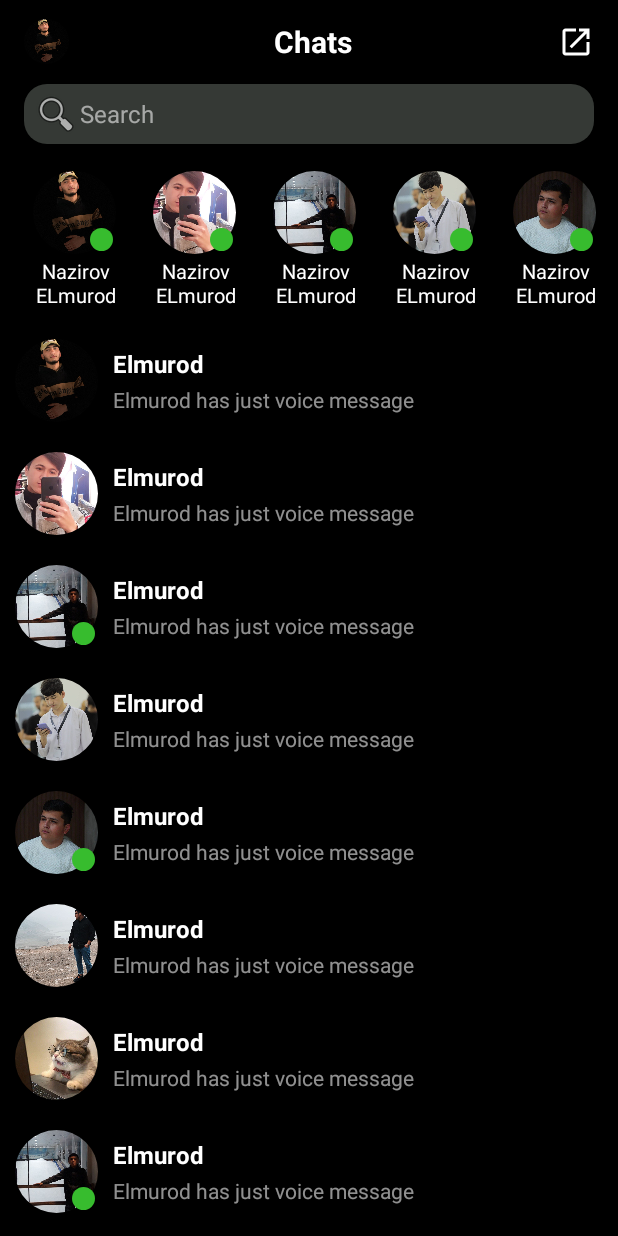
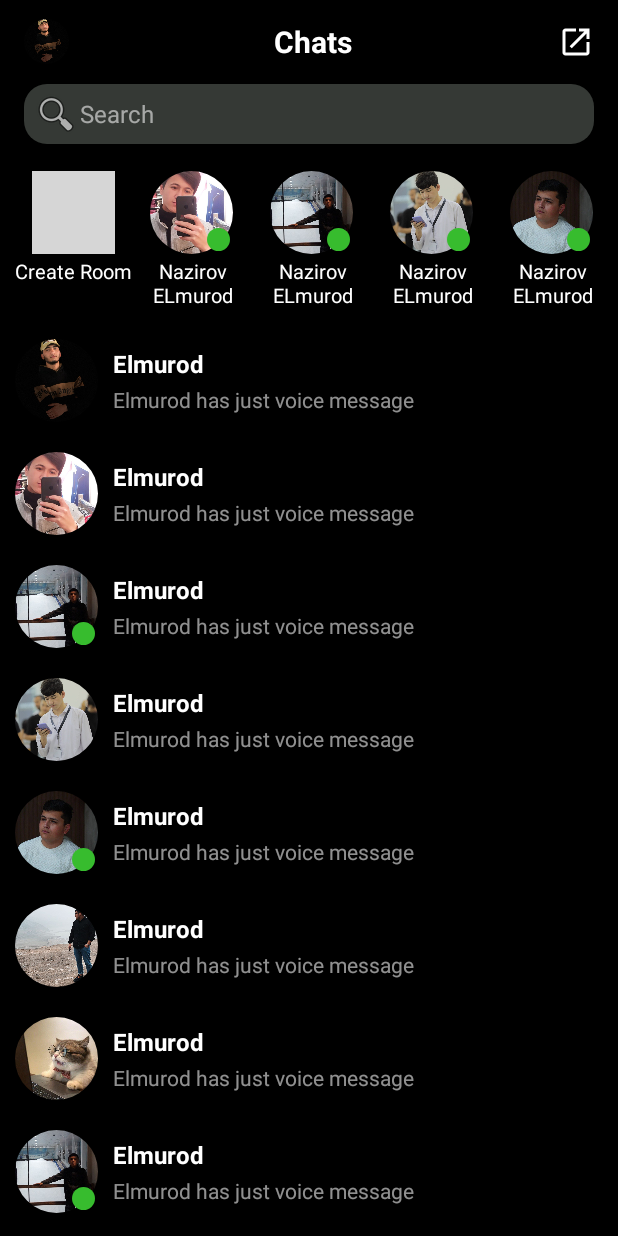
Before and after one commit to Naziro-v/MessengerUI, an Android app: the screen it shows after launch (MainActivity), on a phone screen of 412 x 824 dp. Run offline under Robolectric (Android 15) with nearby library versions, the phone set to English and light mode, and no system bars; grey boxes are pictures that could not be loaded.

Commit message:
Added Create Room

```diff
--- a/app/src/main/java/com/nazirov/messengerui/activity/MainActivity.kt
+++ b/app/src/main/java/com/nazirov/messengerui/activity/MainActivity.kt
@@ -31,7 +31,7 @@ class MainActivity : AppCompatActivity() {
 
     private fun gettAllChats(): ArrayList<Chat> {
         val stories:ArrayList<Room> = ArrayList()
-        stories.add(Room(R.drawable.img_2,"Nazirov ELmurod"))
+        stories.add(Room(R.drawable.ic_baseline_video_call_24,"Create Room"))
         stories.add(Room(R.drawable.img_3,"Nazirov ELmurod"))
         stories.add(Room(R.drawable.img_4,"Nazirov ELmurod"))
         stories.add(Room(R.drawable.img_5,"Nazirov ELmurod"))
--- a/app/src/main/java/com/nazirov/messengerui/adapter/RoomAdapter.kt
+++ b/app/src/main/java/com/nazirov/messengerui/adapter/RoomAdapter.kt
@@ -4,6 +4,7 @@ import android.content.Context
 import android.view.LayoutInflater
 import android.view.View
 import android.view.ViewGroup
+import android.widget.LinearLayout
 import android.widget.TextView
 import androidx.recyclerview.widget.RecyclerView
 import com.google.android.material.imageview.ShapeableImageView
@@ -23,9 +24,14 @@ class RoomAdapter(var context: Context, var items: ArrayList<Room>) :
         if (holder is RoomViewHolder) {
             var iv_profile = holder.iv_profile
             var tv_fullname = holder.tv_fullname
+            var isonline = holder.linearLayout
 
             iv_profile.setImageResource(room.profile)
             tv_fullname.text = room.fullname
+
+            if (room.fullname=="Create Room") {
+                isonline.visibility = View.GONE
+            }
         }
     }
 
@@ -36,5 +42,7 @@ class RoomAdapter(var context: Context, var items: ArrayList<Room>) :
     class RoomViewHolder(view: View) : RecyclerView.ViewHolder(view) {
         var iv_profile: ShapeableImageView = view.findViewById(R.id.iv_profile)
         var tv_fullname: TextView = view.findViewById(R.id.tv_fullname)
+
+        var linearLayout :LinearLayout = view.findViewById(R.id.circle_green)
     }
 }
--- a/app/src/main/res/layout/item_room_view.xml
+++ b/app/src/main/res/layout/item_room_view.xml
@@ -29,6 +29,8 @@
                 android:gravity="bottom|right">
 
                 <LinearLayout
+                    android:orientation="vertical"
+                    android:id="@+id/circle_green"
                     android:layout_width="15dp"
                     android:layout_height="15dp"
                     android:layout_marginRight="2dp"
```
